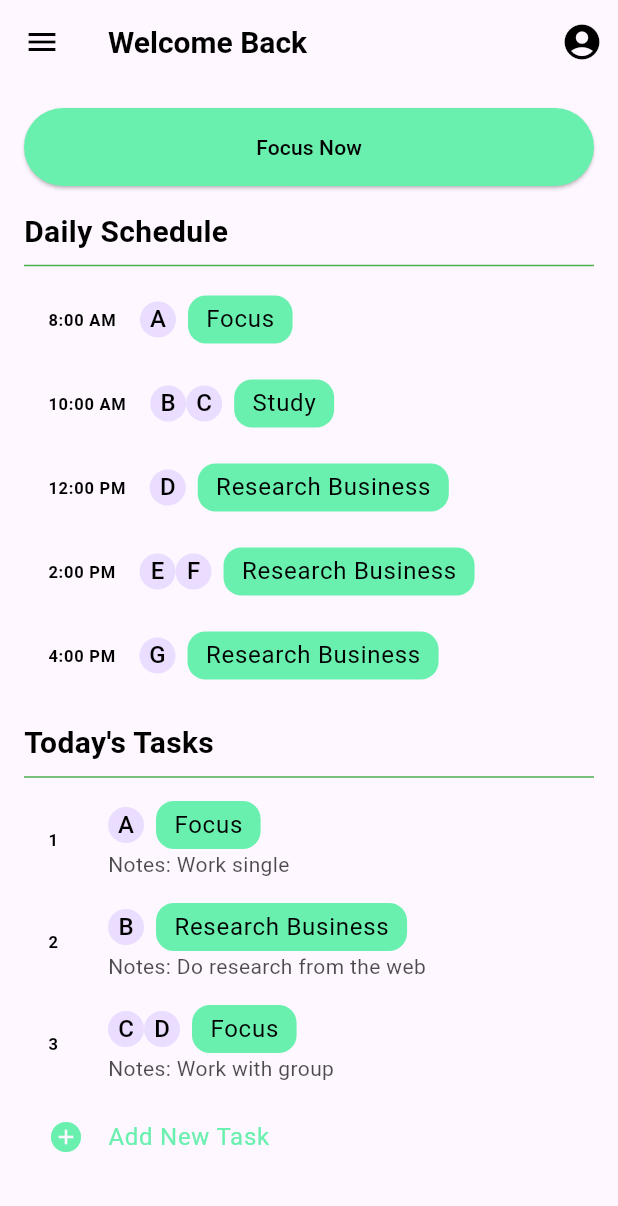
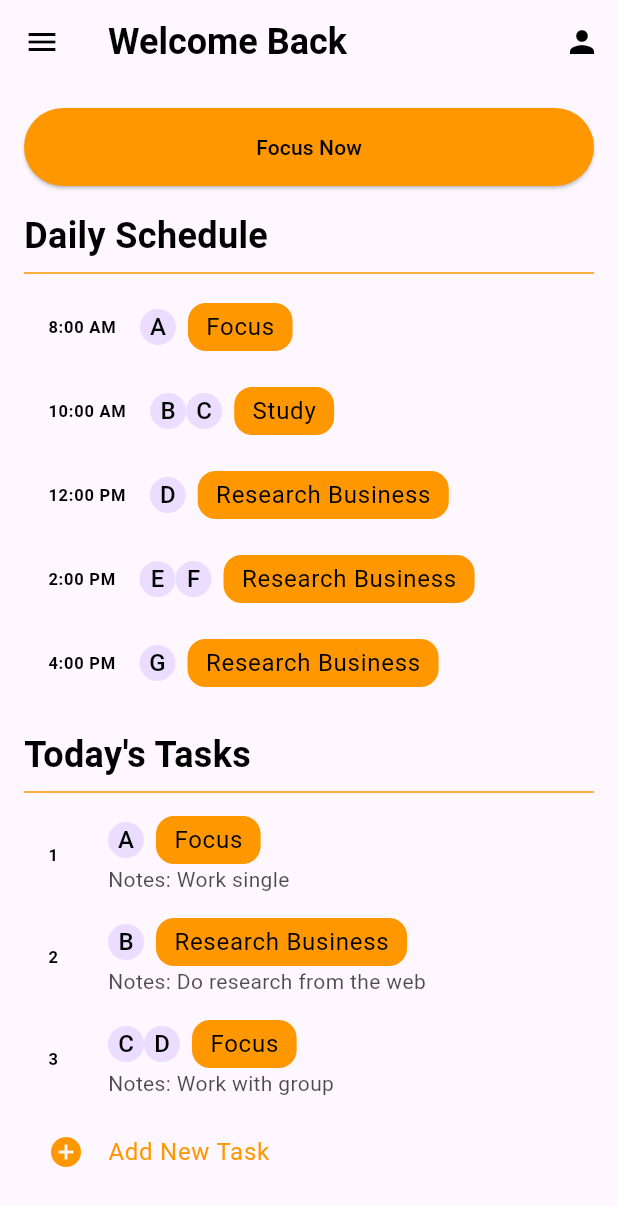
Before and after one commit to adayilmax/FocusShift, a Flutter app: the MainDashboardScreen screen opened by its route, on a phone screen of 412 x 824 dp. Shown: the top 1206 px of the screen. Run offline on Flutter 3.47's test engine with Material 3 defaults, Android fonts, the phone set to English and light mode, and no system bars; Roboto replaces fonts that are missing (CustomFont).

Commit message:
feat(ui): wire up Home, Dashboard, Focus, and Schedule screens

```diff
--- a/lib/main.dart
+++ b/lib/main.dart
@@ -5,10 +5,10 @@ import 'screens/login_screen.dart';
 import 'screens/signup_screen.dart';
 import 'screens/home_screen.dart';
 import 'screens/card_list_screen.dart';
-import 'screens/dashboard_screen.dart'; // contains MainDashboardScreen
+import 'screens/dashboard_screen.dart';
 import 'screens/profile_screen.dart';
 import 'screens/settings_screen.dart';
-import 'screens/applock_screen.dart'; // contains AppLockScreen
+import 'screens/applock_screen.dart';
 import 'screens/focus_screen.dart';
 import 'screens/schedule_screen.dart';
 
@@ -16,7 +16,7 @@ void main() {
   runApp(MyApp());
 }
 
-/// AppColors, TextStyles, Dimensions
+/// App-wide theming and constants
 class AppColors {
   static const primary = Colors.blue;
   static const accent = Colors.orange;
@@ -25,13 +25,13 @@ class AppColors {
 class AppTextStyles {
   static const header = TextStyle(
     fontSize: 24,
+    fontWeight: FontWeight.bold,
     color: AppColors.primary,
-    fontWeight: FontWeight.bold,
   );
   static const subHeader = TextStyle(
     fontSize: 18,
+    fontStyle: FontStyle.italic,
     color: Colors.black87,
-    fontStyle: FontStyle.italic,
   );
 }
 
@@ -39,7 +39,7 @@ class AppDimens {
   static const padding = EdgeInsets.all(16.0);
 }
 
-/// MyApp manages the global theme state
+/// Root widget with dynamic theme switching
 class MyApp extends StatefulWidget {
   @override
   State<MyApp> createState() => _MyAppState();
@@ -71,18 +71,16 @@ class _MyAppState extends State<MyApp> {
       ),
       initialRoute: '/',
       routes: {
-        '/': (context) => HomeScreen(),
-        '/login': (context) => LoginScreen(),
-        '/signup': (context) => SignupScreen(),
-        '/list': (context) => CardListScreen(),
-        '/dashboard': (context) => MainDashboardScreen(),
-        '/profile':
-            (context) => ProfileScreen(onThemeChanged: _handleThemeChange),
-        '/settings':
-            (context) => SettingsScreen(onThemeChanged: _handleThemeChange),
-        '/applock': (context) => AppLockScreen(), // ✅ App Lock added
-        '/focus': (context) => FocusScreen(),
-        '/schedule': (context) => ScheduleScreen(),
+        '/': (c) => HomeScreen(),
+        '/login': (c) => LoginScreen(),
+        '/signup': (c) => SignupScreen(),
+        '/list': (c) => CardListScreen(),
+        '/dashboard': (c) => MainDashboardScreen(),
+        '/profile': (c) => ProfileScreen(onThemeChanged: _handleThemeChange),
+        '/settings': (c) => SettingsScreen(onThemeChanged: _handleThemeChange),
+        '/applock': (c) => AppLockScreen(),
+        '/focus': (c) => FocusScreen(),
+        '/schedule': (c) => ScheduleScreen(),
       },
     );
   }
--- a/lib/screens/dashboard_screen.dart
+++ b/lib/screens/dashboard_screen.dart
@@ -1,194 +1,278 @@
 import 'package:flutter/material.dart';
-import '../main.dart'; // Assuming AppColors, AppTextStyles, AppDimens are defined here or globally
-
-// Mock definitions if not available from main.dart for demonstration
-class AppColors {
-  static const Color primary = Colors.blue; // Example color
-}
-
-class AppTextStyles {
-  static const TextStyle header = TextStyle(fontSize: 20, fontWeight: FontWeight.bold); // Example style
-}
-
-class AppDimens {
-  static const EdgeInsets padding = EdgeInsets.all(16.0); // Example padding
-}
+import '../main.dart';
 
 class MainDashboardScreen extends StatelessWidget {
   final List<Map<String, dynamic>> schedule = [
-    {"time": "8:00 AM", "task": "Focus", "avatars": ["A"]},
-    {"time": "10:00 AM", "task": "Study", "avatars": ["B", "C"]},
-    {"time": "12:00 PM", "task": "Research Business", "avatars": ["D"]}, // Corrected 12:00 AM to PM for midday
-    {"time": "2:00 PM", "task": "Research Business", "avatars": ["E", "F"]}, // Corrected 14:00 PM to 2:00 PM
-    {"time": "4:00 PM", "task": "Research Business", "avatars": ["G"]}, // Corrected 16:00 PM to 4:00 PM
+    {
+      "time": "8:00 AM",
+      "task": "Focus",
+      "avatars": ["A"],
+    },
+    {
+      "time": "10:00 AM",
+      "task": "Study",
+      "avatars": ["B", "C"],
+    },
+    {
+      "time": "12:00 PM",
+      "task": "Research Business",
+      "avatars": ["D"],
+    },
+    {
+      "time": "2:00 PM",
+      "task": "Research Business",
+      "avatars": ["E", "F"],
+    },
+    {
+      "time": "4:00 PM",
+      "task": "Research Business",
+      "avatars": ["G"],
+    },
   ];
 
   final List<Map<String, dynamic>> tasks = [
-    {"title": "Focus", "note": "Work single", "avatars": ["A"]},
-    {"title": "Research Business", "note": "Do research from the web", "avatars": ["B"]},
-    {"title": "Focus", "note": "Work with group", "avatars": ["C", "D"]},
+    {
+      "title": "Focus",
+      "note": "Work single",
+      "avatars": ["A"],
+    },
+    {
+      "title": "Research Business",
+      "note": "Do research from the web",
+      "avatars": ["B"],
+    },
+    {
+      "title": "Focus",
+      "note": "Work with group",
+      "avatars": ["C", "D"],
+    },
   ];
 
   @override
   Widget build(BuildContext context) {
     final isDark = Theme.of(context).brightness == Brightness.dark;
-    // Use a contrasting color for general text based on theme
     final generalTextColor = isDark ? Colors.white : Colors.black;
-    // Define the green color for the drawer elements based on your update
-    final drawerItemColor = isDark ? Colors.greenAccent : Colors.black; // Your adaptive color choice
+    final accent = AppColors.accent;
 
     return Scaffold(
-      // --- DRAWER UPDATES START ---
       drawer: Drawer(
-        child: Container(
-          // Keep the drawer background adaptive to the theme
-          color: isDark ? Colors.grey[900] : Colors.white,
+        child: Column(
+          children: [
+            Container(
+              height: 120,
+              color: accent,
+              alignment: Alignment.bottomLeft,
+              padding: EdgeInsets.all(16),
+              child: Text(
+                "Menu",
+                style: AppTextStyles.header.copyWith(color: Colors.white),
+              ),
+            ),
+            Expanded(
               child: ListView(
                 padding: EdgeInsets.zero,
                 children: [
-              DrawerHeader(
-                // Use your updated DrawerHeader background color
-                decoration: BoxDecoration(color: Colors.greenAccent),
-                // Use your updated DrawerHeader text color
-                child: Text('Menu', style: TextStyle(color: Colors.black, fontSize: 24)),
+                  ListTile(
+                    leading: Icon(Icons.home, color: generalTextColor),
+                    title: Text(
+                      "Home",
+                      style: TextStyle(color: generalTextColor),
+                    ),
+                    onTap: () => Navigator.pushNamed(context, '/dashboard'),
                   ),
                   ListTile(
-                // Use your adaptive color for icon and text
-                leading: Icon(Icons.home, color: drawerItemColor),
-                title: Text('Home', style: TextStyle(color: drawerItemColor)),
-                onTap: () => Navigator.pop(context), // Close drawer
+                    leading: Icon(Icons.settings, color: generalTextColor),
+                    title: Text(
+                      "Settings",
+                      style: TextStyle(color: generalTextColor),
+                    ),
+                    onTap: () {
+                      Navigator.pop(context);
+                      Navigator.pushNamed(context, '/settings');
+                    },
                   ),
                   ListTile(
-                // Use your adaptive color for icon and text
-                  leading: Icon(Icons.settings, color: drawerItemColor),
-                  title: Text('Settings', style: TextStyle(color: drawerItemColor)),
+                    leading: Icon(Icons.lock, color: generalTextColor),
+                    title: Text(
+                      "App Lock",
+                      style: TextStyle(color: generalTextColor),
+                    ),
                     onTap: () {
-                    Navigator.pop(context); // Close drawer first
-                    Navigator.pushNamed(context, '/settings');
-                  }
+                      Navigator.pop(context);
+                      Navigator.pushNamed(context, '/applock');
+                    },
                   ),
                   ListTile(
-                // Use your adaptive color for icon and text
-                  leading: Icon(Icons.lock, color: drawerItemColor),
-                  title: Text('App Lock', style: TextStyle(color: drawerItemColor)),
+                    leading: Icon(Icons.person, color: generalTextColor),
+                    title: Text(
+                      "Profile",
+                      style: TextStyle(color: generalTextColor),
+                    ),
                     onTap: () {
-                    Navigator.pop(context); // Close drawer first
-                    Navigator.pushNamed(context, '/applock');
-                  }
-              ),
-              // Add Profile ListTile
-              ListTile(
-                // Use your adaptive color for icon and text
-                leading: Icon(Icons.account_circle, color: drawerItemColor),
-                title: Text('Profile', style: TextStyle(color: drawerItemColor)),
-                onTap: () {
-                  Navigator.pop(context); // Close drawer first
-                  Navigator.pushNamed(context, '/profile'); // Navigate to profile
+                      Navigator.pop(context);
+                      Navigator.pushNamed(context, '/profile');
                     },
                   ),
-              // --- LOG OUT BUTTON ADDED ---
-              Divider(color: drawerItemColor.withOpacity(0.5)), // Optional divider using the adaptive color
+                  Divider(color: generalTextColor.withOpacity(0.5)),
                   ListTile(
-                leading: Icon(Icons.logout, color: drawerItemColor), // Logout icon using adaptive color
-                title: Text('Log Out', style: TextStyle(color: drawerItemColor)), // Logout text using adaptive color
-                onTap: () {
-                  // Close the drawer first
-                  Navigator.pop(context);
-                  // Navigate to root ('/') and remove all routes behind it
-                  Navigator.pushNamedAndRemoveUntil(context, '/', (Route<dynamic> route) => false);
-                  // Add any actual logout logic here (e.g., clearing tokens, user state)
-                },
+                    leading: Icon(Icons.bolt, color: accent),
+                    title: Text("Focus Mode"),
+                    onTap: () => Navigator.pushNamed(context, '/focus'),
                   ),
-              // --- LOG OUT BUTTON END ---
+                  ListTile(
+                    leading: Icon(Icons.calendar_today, color: accent),
+                    title: Text("Schedule"),
+                    onTap: () => Navigator.pushNamed(context, '/schedule'),
+                  ),
                 ],
               ),
             ),
+            ListTile(
+              leading: Icon(Icons.logout, color: generalTextColor),
+              title: Text("Log Out", style: TextStyle(color: generalTextColor)),
+              onTap: () {
+                Navigator.pop(context);
+                Navigator.pushNamedAndRemoveUntil(
+                  context,
+                  '/',
+                  (route) => false,
+                );
+              },
             ),
-      // --- DRAWER UPDATES END ---
+          ],
+        ),
+      ),
       appBar: AppBar(
         backgroundColor: Theme.of(context).scaffoldBackgroundColor,
         elevation: 0,
-        // Use the general text color for the title
-        title: Text('Welcome Back', style: AppTextStyles.header.copyWith(color: generalTextColor)),
-        iconTheme: IconThemeData(color: generalTextColor), // Ensure app bar icons (like drawer) match text color
+        iconTheme: IconThemeData(color: generalTextColor),
+        title: Text(
+          "Welcome Back",
+          style: AppTextStyles.header.copyWith(color: generalTextColor),
+        ),
         actions: [
           IconButton(
-            // Use the general text color for the profile icon
-            icon: Icon(Icons.account_circle, size: 28, color: generalTextColor),
+            icon: Icon(Icons.person, color: generalTextColor),
             onPressed: () => Navigator.pushNamed(context, '/profile'),
-          )
+          ),
         ],
       ),
       body: Padding(
-        // Use AppDimens if defined, otherwise fallback
-        padding: AppDimens.padding, // Assuming AppDimens.padding exists
+        padding: AppDimens.padding,
         child: ListView(
           children: [
             ElevatedButton(
               onPressed: () {},
               style: ElevatedButton.styleFrom(
-                backgroundColor: Colors.greenAccent, // Keep button color as is
-                foregroundColor: Colors.black,      // Keep button text color as is
+                backgroundColor: accent,
+                foregroundColor: Colors.black,
                 padding: EdgeInsets.symmetric(vertical: 16),
               ),
               child: Text("Focus Now"),
             ),
             SizedBox(height: 16),
-            // Use general text color for headers
-            Text("Daily Schedule", style: AppTextStyles.header.copyWith(color: generalTextColor)), // Assuming AppTextStyles.header exists
-            Divider(color: Colors.green), // Keep divider green
-            ...schedule.map((item) => ListTile(
-              // Use general text color for time
-              leading: Text(item['time'], style: TextStyle(fontWeight: FontWeight.bold, color: generalTextColor)),
+            Text(
+              "Daily Schedule",
+              style: AppTextStyles.header.copyWith(color: generalTextColor),
+            ),
+            Divider(color: accent),
+            ...schedule.map(
+              (item) => ListTile(
+                leading: Text(
+                  item['time'],
+                  style: TextStyle(
+                    fontWeight: FontWeight.bold,
+                    color: generalTextColor,
+                  ),
+                ),
                 title: Row(
                   children: [
-                  // Ensure avatar text contrasts with avatar background
-                  ...item['avatars'].map<Widget>((a) => CircleAvatar(radius: 12, child: Text(a, style: TextStyle(color: Colors.black)))).toList(), // Assuming light avatar background
+                    ...item['avatars']
+                        .map<Widget>(
+                          (a) => CircleAvatar(
+                            radius: 12,
+                            child: Text(
+                              a,
+                              style: TextStyle(color: Colors.black),
+                            ),
+                          ),
+                        )
+                        .toList(),
                     SizedBox(width: 8),
                     Container(
-                    padding: EdgeInsets.symmetric(horizontal: 12, vertical: 4),
+                      padding: EdgeInsets.symmetric(
+                        horizontal: 12,
+                        vertical: 4,
+                      ),
                       decoration: BoxDecoration(
-                      color: Colors.greenAccent, // Keep task background color
+                        color: accent,
                         borderRadius: BorderRadius.circular(12),
                       ),
-                    child: Text(item['task'], style: TextStyle(color: Colors.black)), // Keep task text color
-                  )
+                      child: Text(
+                        item['task'],
+                        style: TextStyle(color: Colors.black),
+                      ),
+                    ),
                   ],
                 ),
-            )),
+              ),
+            ),
             SizedBox(height: 16),
-            // Use general text color for headers
-            Text("Today's Tasks", style: AppTextStyles.header.copyWith(color: generalTextColor)), // Assuming AppTextStyles.header exists
-            Divider(color: Colors.green), // Keep divider green
+            Text(
+              "Today's Tasks",
+              style: AppTextStyles.header.copyWith(color: generalTextColor),
+            ),
+            Divider(color: accent),
             ...tasks.asMap().entries.map((entry) {
-              int index = entry.key + 1;
-              var task = entry.value;
+              final idx = entry.key + 1;
+              final t = entry.value;
               return ListTile(
-                // Use general text color for index
-                leading: Text("$index", style: TextStyle(fontWeight: FontWeight.bold, color: generalTextColor)),
+                leading: Text(
+                  "$idx",
+                  style: TextStyle(
+                    fontWeight: FontWeight.bold,
+                    color: generalTextColor,
+                  ),
+                ),
                 title: Row(
                   children: [
-                    // Ensure avatar text contrasts with avatar background
-                    ...task['avatars'].map<Widget>((a) => CircleAvatar(radius: 12, child: Text(a, style: TextStyle(color: Colors.black)))).toList(), // Assuming light avatar background
+                    ...t['avatars']
+                        .map<Widget>(
+                          (a) => CircleAvatar(
+                            radius: 12,
+                            child: Text(
+                              a,
+                              style: TextStyle(color: Colors.black),
+                            ),
+                          ),
+                        )
+                        .toList(),
                     SizedBox(width: 8),
                     Container(
-                      padding: EdgeInsets.symmetric(horizontal: 12, vertical: 4),
+                      padding: EdgeInsets.symmetric(
+                        horizontal: 12,
+                        vertical: 4,
+                      ),
                       decoration: BoxDecoration(
-                        color: Colors.greenAccent, // Keep task background color
+                        color: accent,
                         borderRadius: BorderRadius.circular(12),
                       ),
-                      child: Text(task['title'], style: TextStyle(color: Colors.black)), // Keep task text color
-                    )
+                      child: Text(
+                        t['title'],
+                        style: TextStyle(color: Colors.black),
+                      ),
+                    ),
                   ],
                 ),
-                // Use general text color (with opacity) for subtitle
-                subtitle: Text("Notes: ${task['note']}", style: TextStyle(color: generalTextColor.withOpacity(0.7))),
+                subtitle: Text(
+                  "Notes: ${t['note']}",
+                  style: TextStyle(color: generalTextColor.withOpacity(0.7)),
+                ),
               );
             }).toList(),
             ListTile(
-              // Keep add task button green (using greenAccent like your header now)
-              leading: Icon(Icons.add_circle, color: Colors.greenAccent),
-              title: Text("Add New Task", style: TextStyle(color: Colors.greenAccent)),
+              leading: Icon(Icons.add_circle, color: accent),
+              title: Text("Add New Task", style: TextStyle(color: accent)),
               onTap: () {},
             ),
           ],
--- a/lib/screens/home_screen.dart
+++ b/lib/screens/home_screen.dart
@@ -29,17 +29,6 @@ class HomeScreen extends StatelessWidget {
               title: Text("Card List"),
               onTap: () => Navigator.pushNamed(context, '/list'),
             ),
-            Divider(),
-            ListTile(
-              leading: Icon(Icons.bolt, color: AppColors.accent),
-              title: Text("Focus Mode"),
-              onTap: () => Navigator.pushNamed(context, '/focus'),
-            ),
-            ListTile(
-              leading: Icon(Icons.calendar_today, color: AppColors.accent),
-              title: Text("Schedule"),
-              onTap: () => Navigator.pushNamed(context, '/schedule'),
-            ),
           ],
         ),
       ),
@@ -63,18 +52,6 @@ class HomeScreen extends StatelessWidget {
                 onPressed: () => Navigator.pushNamed(context, '/list'),
                 child: Text("Card List"),
               ),
-              SizedBox(height: 16),
-              ElevatedButton.icon(
-                icon: Icon(Icons.bolt),
-                label: Text("Focus Mode"),
-                onPressed: () => Navigator.pushNamed(context, '/focus'),
-              ),
-              SizedBox(height: 8),
-              ElevatedButton.icon(
-                icon: Icon(Icons.calendar_today),
-                label: Text("Schedule"),
-                onPressed: () => Navigator.pushNamed(context, '/schedule'),
-              ),
             ],
           ),
         ),
```
Lines whose indentation alone changed are shown as unchanged.
